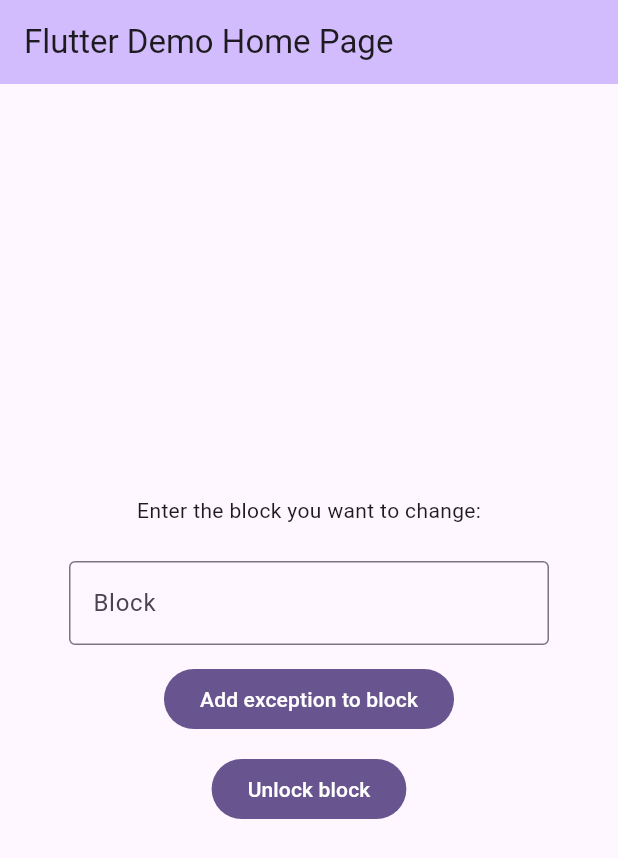
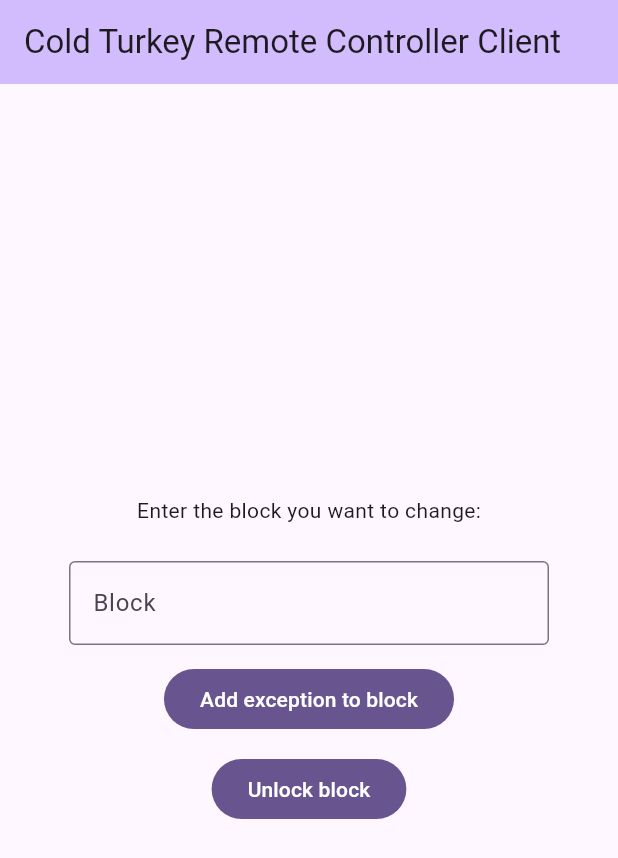
Before and after one commit to DamirGalimzhanovUVA/cold-turkey-remote-controller, a Flutter app: the screen it shows after launch, on a phone screen of 412 x 824 dp. Shown: the top 858 px of the screen. Run offline on Flutter 3.47's test engine with Material 3 defaults, Android fonts, the phone set to English and light mode, and no system bars.

Commit message:
Changed the home page name

```diff
--- a/lib/main.dart
+++ b/lib/main.dart
@@ -30,7 +30,7 @@
         // tested with just a hot reload.
         colorScheme: .fromSeed(seedColor: Colors.deepPurple),
       ),
-      home: const MyHomePage(title: 'Flutter Demo Home Page'),
+      home: const MyHomePage(title: 'Cold Turkey Remote Controller Client'),
     );
   }
 }
```
